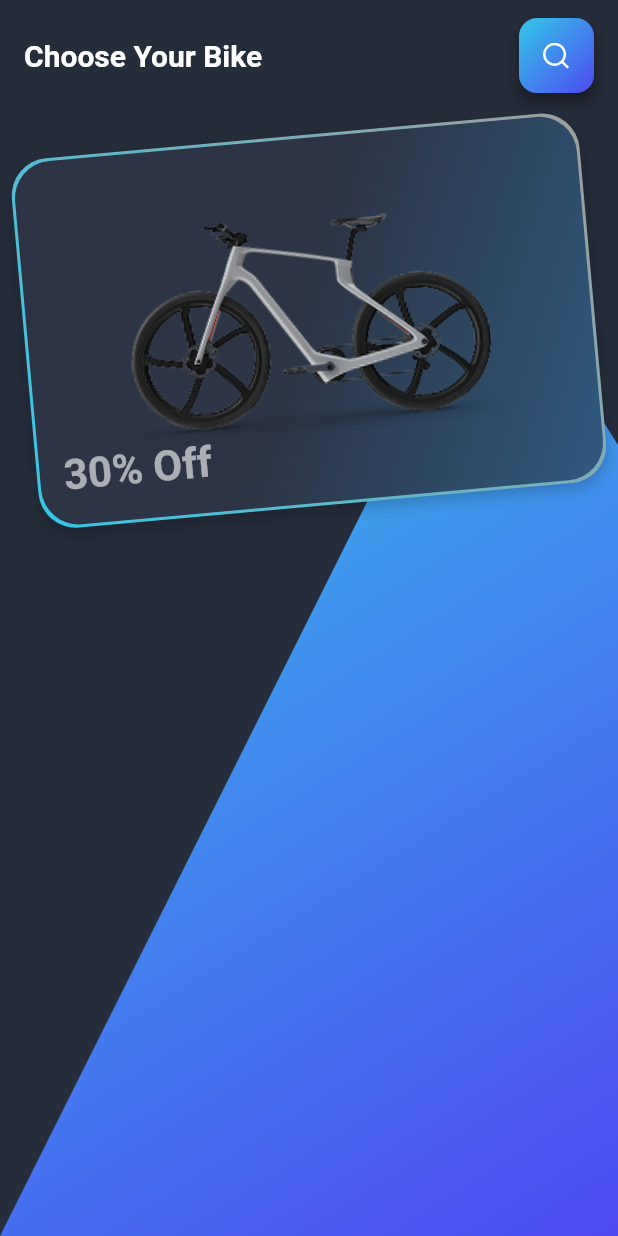
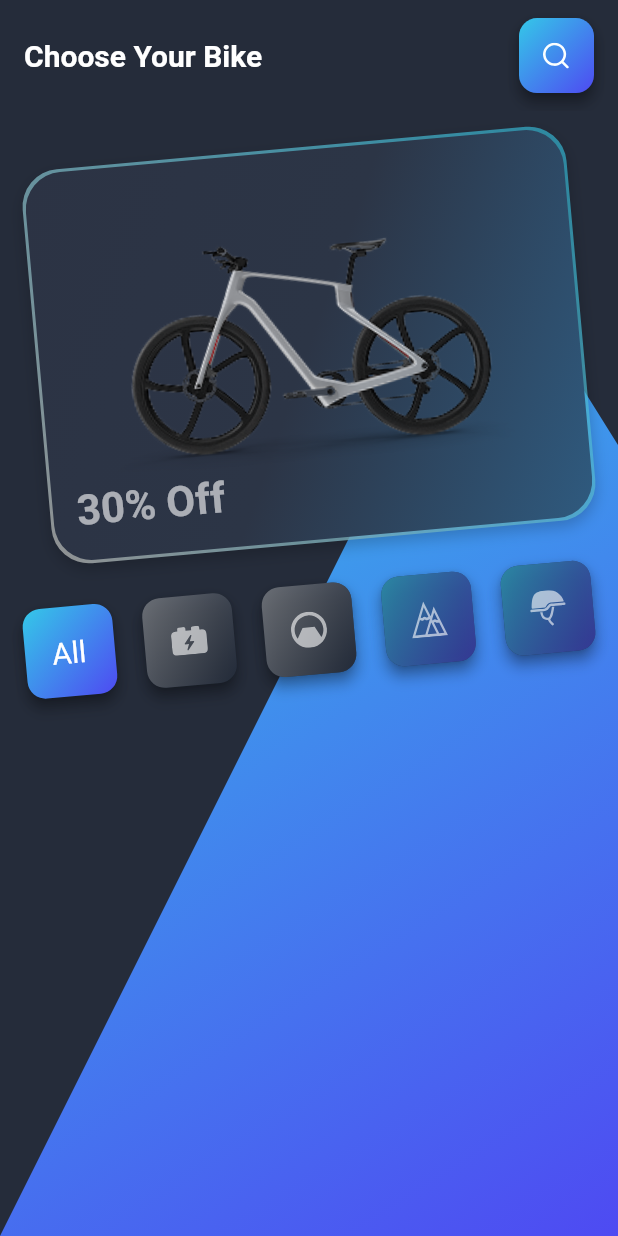
Before and after one commit to AymnShaban/bike_task, a Flutter app: the screen it shows after launch, on a phone screen of 412 x 824 dp. Run offline on Flutter 3.47's test engine with Material 3 defaults, Android fonts, the phone set to English and light mode, and no system bars; our stand-ins replace equatable, flutter_bloc, flutter_screenutil, flutter_svg, get_it.

Commit message:
category end

```diff
--- /dev/null
+++ b/lib/core/service_locator/service_locator.dart
@@ -0,0 +1,11 @@
+
+
+import '../../exports.dart';
+
+final GetIt getIt = GetIt.instance;
+
+abstract interface class ServiceLocator {
+      static Future<void> init() async{
+        getIt.registerFactory<SelectCategoryBloc>(() => SelectCategoryBloc());
+      }
+}
--- a/lib/core/theme/light_theme.dart
+++ b/lib/core/theme/light_theme.dart
@@ -18,6 +18,18 @@ class AppTheme {
     colors: [primaryColor, secondaryColor],
     stops: [0.0, 1.0],
   );
+
+  static final secondaryGradient = LinearGradient(
+  colors: [
+    Colors.grey.withValues(alpha: .1), // Light fade
+    Colors.grey.withValues(alpha: .3), // Medium fade
+    Colors.grey.withValues(alpha: .5), // Dark fade
+  ],
+  begin: Alignment.topLeft,
+  end: Alignment.bottomRight,
+  stops: [0.0, 0.5, 1.0],
+  transform: GradientRotation(-0.2),
+);
 
   // Reverse Gradient (optional)
   static const LinearGradient reverseGradient = LinearGradient(
--- a/lib/core/widgets/bike_cover_widget.dart
+++ b/lib/core/widgets/bike_cover_widget.dart
@@ -9,7 +9,7 @@ class BikeCoverWidget extends StatelessWidget {
       angle: -0.09,
       child: SizedBox(
         width: context.screenWidth,
-        height: context.screenHeight * 0.3,
+        height: context.screenHeight * 0.32,
         child: Stack(
           children: [
             // Gradient border
@@ -17,8 +17,8 @@ class BikeCoverWidget extends StatelessWidget {
               decoration: BoxDecoration(
                 gradient: LinearGradient(
                   colors: [
-                    Colors.grey, // Start at top right
-                    Theme.of(context).primaryColor, // End at bottom left
+                    Theme.of(context).primaryColor.withValues(alpha: 0.6), // End at bottom left
+                    Colors.grey.withValues(alpha: 0.9), // Start at top right
                   ],
                   begin: Alignment.topRight,
                   end: Alignment.bottomLeft,
--- /dev/null
+++ b/lib/core/widgets/category_row.dart
@@ -0,0 +1,145 @@
+import 'package:bike_task/exports.dart';
+
+class CategoryRow extends StatelessWidget {
+  const CategoryRow({super.key});
+
+  @override
+  Widget build(BuildContext context) {
+    final List<Category> categories = [
+      Category(svgPath: "assets/svg/battery.svg", id: 1),
+      Category(svgPath: "assets/svg/road.svg", id: 2),
+      Category(svgPath: "assets/svg/pyramid.svg", id: 3),
+      Category(svgPath: "assets/svg/helmet.svg", id: 4),
+    ];
+    return BlocProvider(
+      create: (context) => getIt<SelectCategoryBloc>(),
+      child: Transform.rotate(
+        angle: -0.09,
+        child: Stack(
+          children: [
+            Container(
+              decoration: BoxDecoration(
+                gradient: LinearGradient(
+                  colors: [
+                    Theme.of(context).primaryColor.withValues(alpha:0.6),
+                    Colors.grey.withValues(alpha:0.9),
+                  ],
+                  begin: Alignment.topRight,
+                  end: Alignment.bottomLeft,
+                ),
+                borderRadius: BorderRadius.circular(12),
+                boxShadow: [
+                  BoxShadow(
+                    color: Colors.black.withValues(alpha:0.2),
+                    blurRadius: 8,
+                    offset: Offset(0, 4),
+                  ),
+                ],
+              ),
+            ),
+            Row(
+              mainAxisAlignment: MainAxisAlignment.spaceBetween,
+              mainAxisSize: MainAxisSize.max,
+              crossAxisAlignment: CrossAxisAlignment.start,
+              children: [
+                BlocSelector<SelectCategoryBloc, int, bool>(
+                  selector: (state) => state == 0,
+                  builder: (context, isSelected) {
+                    return GradientButton(
+                      onPressed: () {
+                        context.read<SelectCategoryBloc>().add(
+                          SelectCategoryEvent(Category(svgPath: '', id: 0)),
+                        );
+                      },
+                      gradient: isSelected
+                          ? AppTheme.primaryGradient
+                          : LinearGradient(
+                              colors: [
+                                Colors.grey.withValues(alpha:0.6),
+                                AppTheme.backgroundColor.withValues(alpha:0.6),
+                              ],
+                              begin: Alignment.topLeft,
+                              end: Alignment.bottomRight,
+                              stops: [0.0, 1.0],
+                              transform: GradientRotation(-0.2),
+                            ),
+                      size: 60.w,
+                      child: Text(
+                        'All',
+                        style: context.textTheme.headlineSmall?.copyWith(
+                          fontSize: 20.sp,
+                          color: Colors.white,
+                        ),
+                      ),
+                    );
+                  },
+                ),
+                ...categories.map((category) {
+                  return BlocSelector<SelectCategoryBloc, int, bool>(
+                    selector: (state) => state == category.id,
+                    builder: (context, isSelected) {
+                      return _buildCategoryItem(
+                        context,
+                        category,
+                        categories.indexOf(category),
+                        isSelected,
+                      );
+                    },
+                  );
+                }),
+              ],
+            ),
+          ],
+        ),
+      ),
+    );
+  }
+
+  Widget _buildCategoryItem(
+    BuildContext context,
+    Category category,
+    int index,
+    bool isSelected,
+  ) {
+    return GradientButton(
+      onPressed: () {
+        context.read<SelectCategoryBloc>().add(SelectCategoryEvent(category));
+      },
+      size: 60.w,
+      gradient: isSelected
+          ? AppTheme.primaryGradient
+          : LinearGradient(
+              colors: index > 1 ? firstGradient : lastGradient,
+              stops: [0.0, 1.0],
+              begin: Alignment.topLeft,
+              end: Alignment.bottomRight,
+              transform: GradientRotation(-0.2),
+            ),
+      borderRadius: 12.0,
+      child: SvgPicture.asset(category.svgPath),
+    );
+  }
+
+  List<Color> get firstGradient {
+    return [
+      AppTheme.primaryGradient.colors[0].withValues(alpha:0.6),
+      AppTheme.primaryGradient.colors[1].withValues(alpha:0.5),
+    ];
+  }
+
+  List<Color> get lastGradient {
+    return [
+      Colors.grey.withValues(alpha:0.6),
+      AppTheme.backgroundColor.withValues(alpha:0.6),
+    ];
+  }
+}
+
+class Category extends Equatable {
+  final String svgPath;
+  final int id;
+  const Category({required this.svgPath, required this.id});
+
+  @override
+  List<Object?> get props => [svgPath, id];
+}
--- a/lib/core/widgets/gradient_button.dart
+++ b/lib/core/widgets/gradient_button.dart
@@ -5,10 +5,11 @@ class GradientButton extends StatelessWidget {
   final VoidCallback onPressed;
   final double borderRadius;
   final double size; // Responsive size (e.g., 60.w or 15% of screen width)
-
+  final LinearGradient? gradient;
   const GradientButton({
     super.key,
     required this.child,
+    this.gradient,
     required this.onPressed,
     this.borderRadius = 12.0,
     this.size = 60, // Default size, make it responsive when used
@@ -27,7 +28,7 @@ class GradientButton extends StatelessWidget {
           height: size,
           alignment: Alignment.center,
           decoration: BoxDecoration(
-            gradient: AppTheme.primaryGradient,
+            gradient: gradient?? AppTheme.primaryGradient,
             borderRadius: BorderRadius.circular(borderRadius),
             // Optional: Add extra shadow if needed
             boxShadow: [
--- a/lib/exports.dart
+++ b/lib/exports.dart
@@ -8,3 +8,9 @@ export 'package:flutter_svg/flutter_svg.dart';
 export 'package:bike_task/core/extensions/context_extension.dart';
 export 'package:bike_task/main.dart';
 export 'package:bike_task/core/widgets/bike_cover_widget.dart';
+export 'package:bike_task/core/widgets/category_row.dart';
+export 'package:equatable/equatable.dart';
+export 'package:flutter_bloc/flutter_bloc.dart';
+export'package:bike_task/view/blocs/select_category_bloc/select_category_bloc.dart';
+export 'package:get_it/get_it.dart';
+export 'package:bike_task/core/service_locator/service_locator.dart';
--- a/lib/main.dart
+++ b/lib/main.dart
@@ -1,6 +1,10 @@
+
 import 'exports.dart';
 
-void main() {
+void main() async{
+  WidgetsFlutterBinding.ensureInitialized();
+  await ServiceLocator.init();
+  await ScreenUtil.ensureScreenSize();
   runApp(const MyApp());
 }
 
--- /dev/null
+++ b/lib/view/blocs/select_category_bloc/select_category_bloc.dart
@@ -0,0 +1,10 @@
+
+import '../../../exports.dart';
+part "select_category_event.dart";
+class SelectCategoryBloc extends Bloc<CategoryEvent,int>{
+  SelectCategoryBloc() : super(0) {
+    on<SelectCategoryEvent>((event, emit) {
+      emit(event.category.id);
+    });
+  }
+}
--- /dev/null
+++ b/lib/view/blocs/select_category_bloc/select_category_event.dart
@@ -0,0 +1,16 @@
+part of "select_category_bloc.dart";
+
+abstract interface class CategoryEvent extends Equatable {
+  @override
+  List<Object?> get props => [];
+  const CategoryEvent();
+}
+
+class SelectCategoryEvent extends CategoryEvent {
+  final Category category;
+
+  const SelectCategoryEvent(this.category);
+
+  @override
+  List<Object?> get props => [category];
+}
--- a/lib/view/task_view.dart
+++ b/lib/view/task_view.dart
@@ -14,7 +14,12 @@ class TaskView extends StatelessWidget {
             child: Column(
               mainAxisAlignment: MainAxisAlignment.start,
               children: [
-                BikeCoverWidget()
+                Padding(
+                  padding: const EdgeInsets.all(8.0),
+                  child: BikeCoverWidget(),
+                ),
+                20.verticalSpace,
+                CategoryRow()
              ],
             ),
           ),
@@ -33,7 +38,6 @@ class TaskView extends StatelessWidget {
           onPressed: () {},
           child: SvgPicture.asset(
             "assets/svg/search.svg",
-
           ),
         ),
       ],
--- a/pubspec.yaml
+++ b/pubspec.yaml
@@ -36,6 +36,9 @@ dependencies:
   cupertino_icons: ^1.0.8
   flutter_svg: ^2.2.0
   flutter_screenutil: ^5.9.3
+  equatable: ^2.0.7
+  flutter_bloc: ^9.1.1
+  get_it: ^8.2.0
 
 dev_dependencies:
   flutter_test:
```
Also changed, not shown: lib/core/bloc/base_state.dart (added, +64 -0 lines), assets/svg/Subtract.svg (added), assets/svg/battery.svg (added), assets/svg/helmet.svg (added), assets/svg/pyramid.svg (added), assets/svg/road.svg (added), pubspec.lock.
